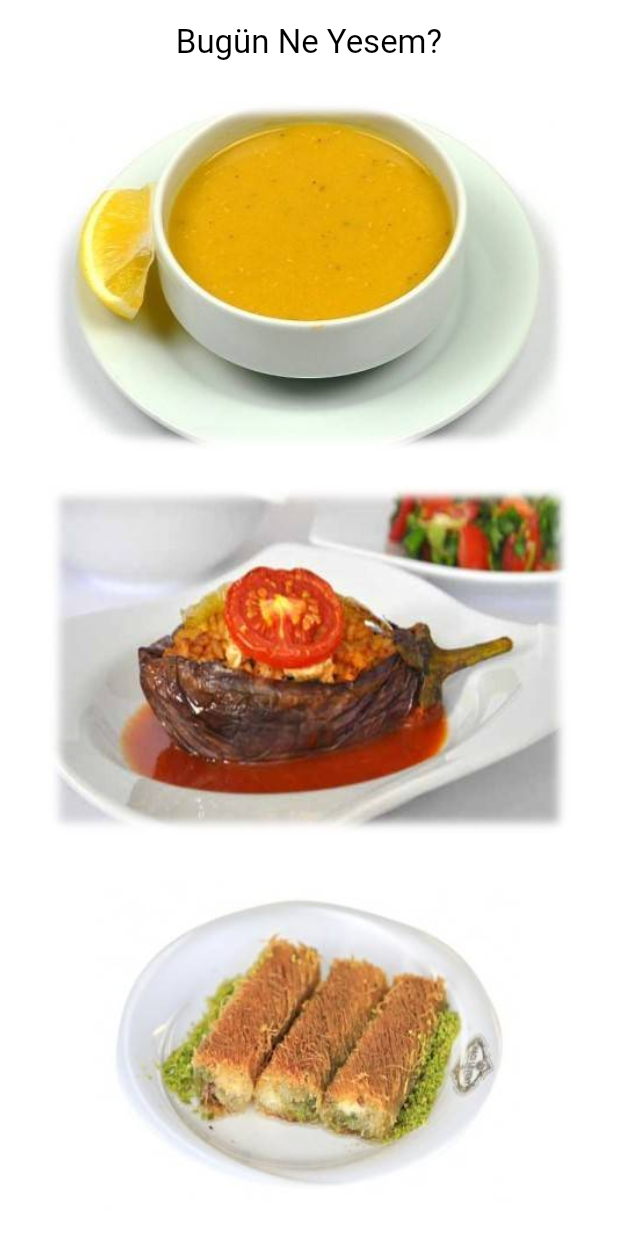
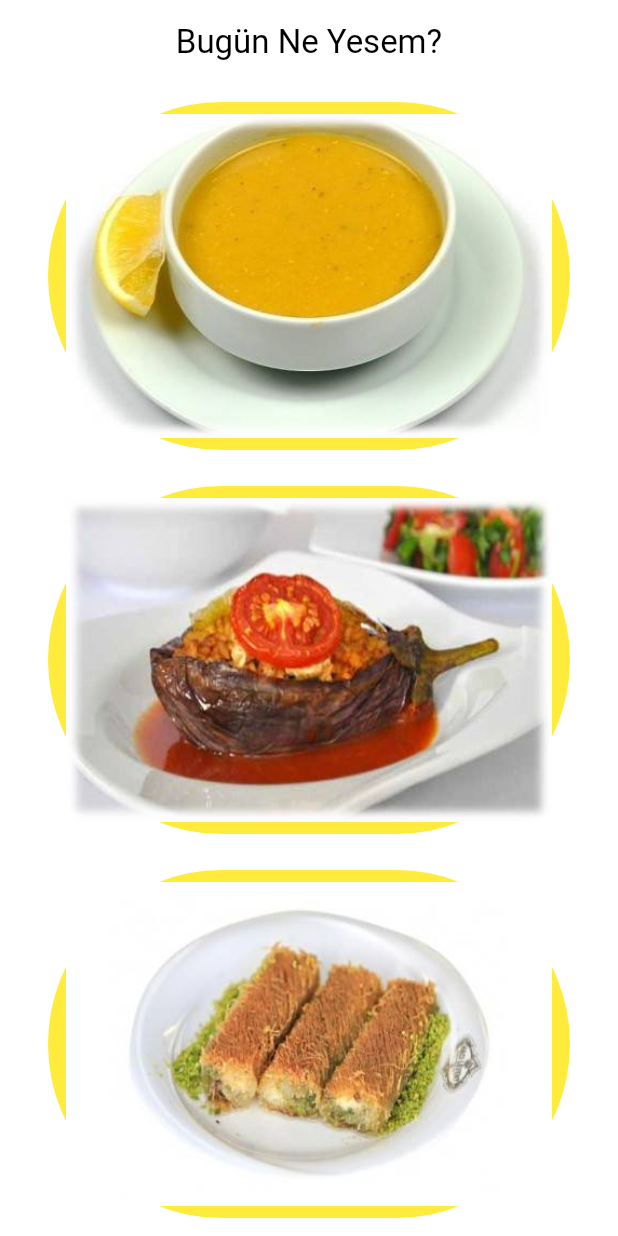
Before and after one commit to NazifeAtmaca25/FlutterProject, a Flutter app: the screen it shows after launch, on a phone screen of 412 x 824 dp. Run offline on Flutter 3.47's test engine with Material 3 defaults, Android fonts, the phone set to English and light mode, and no system bars.

Commit message:
neyemekyesem TextButton eklendi.

```diff
--- a/neyemekyesem/lib/main.dart
+++ b/neyemekyesem/lib/main.dart
@@ -25,6 +25,9 @@ class BenimUygulamam extends StatelessWidget {
 }
 
 class YemekSayfasi extends StatelessWidget {
+  int corba_no = 1;
+  int yemek_no = 1;
+  int tatli_no = 1;
   @override
   Widget build(BuildContext context) {
     return Center(
@@ -33,19 +36,34 @@ class YemekSayfasi extends StatelessWidget {
           Expanded(
             child: Padding(
               padding: const EdgeInsets.all(12.0),
-              child: Image.asset('assets/corba_1.jpg'),
+              child: TextButton(
+                  style: TextButton.styleFrom(backgroundColor: Colors.yellow),
+                  onPressed: () {
+                    print("Çorba butonu tıklandı");
+                  },
+                  child: Image.asset('assets/corba_$corba_no.jpg')),
             ),
           ),
           Expanded(
             child: Padding(
               padding: const EdgeInsets.all(12.0),
-              child: Image.asset('assets/yemek_1.jpg'),
+              child: TextButton(
+                  style: TextButton.styleFrom(backgroundColor: Colors.yellow),
+                  onPressed: () {
+                    print("Yemek butonu tıklandı.");
+                  },
+                  child: Image.asset('assets/yemek_$yemek_no.jpg')),
             ),
           ),
           Expanded(
             child: Padding(
               padding: const EdgeInsets.all(12.0),
-              child: Image.asset('assets/tatli_1.jpg'),
+              child: TextButton(
+                  style: TextButton.styleFrom(backgroundColor: Colors.yellow),
+                  onPressed: () {
+                    print("Tatlı butonu tıklandı.");
+                  },
+                  child: Image.asset('assets/tatli_$tatli_no.jpg')),
             ),
           )
         ],
```
